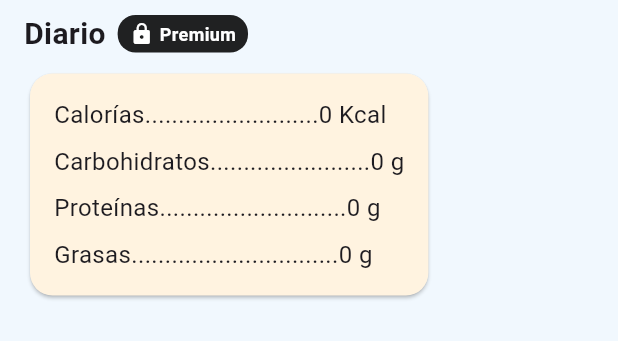
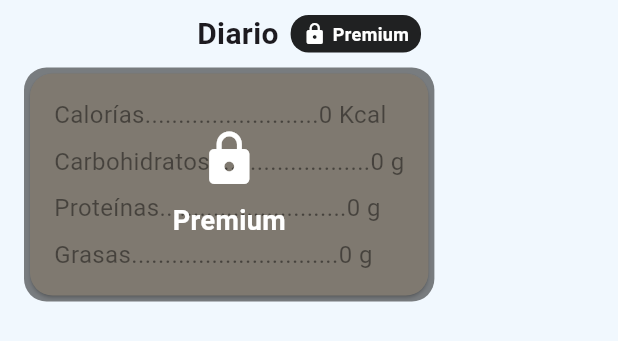
Before and after one commit to abaluZ/tuDespensaApp, a Flutter app: the TarjetaNutrientes widget shown alone on an empty page, opened directly, on a phone screen of 412 x 824 dp. Shown: the top 341 px of the screen. Run offline on Flutter 3.47's test engine with Material 3 defaults, Android fonts, the phone set to English and light mode, and no system bars; our stand-ins replace flutter_screenutil, flutter_svg, image_picker, shared_preferences; accounts and stored records are empty; network calls fail.

```diff
--- a/lib/provider/type_diet_provider.dart
+++ b/lib/provider/type_diet_provider.dart
@@ -1,10 +1,8 @@
 import 'package:flutter/material.dart';
 
 enum DietType {
-  clasica,
-  pescariana,
+  estandar,
   vegetariana,
-  vegana,
 }
 
 class TypeDietProvider extends ChangeNotifier {
@@ -19,14 +17,10 @@ class TypeDietProvider extends ChangeNotifier {
   String? get dietAsText {
     if (_selectedDiet == null) return null;
     switch (_selectedDiet!) {
-      case DietType.clasica:
-        return 'Clásica';
-      case DietType.pescariana:
-        return 'Pescariana';
+      case DietType.estandar:
+        return 'Estándar';
       case DietType.vegetariana:
         return 'Vegetariana';
-      case DietType.vegana:
-        return 'Vegana';
     }
   }
 }
--- a/lib/widgets/nutrientCard.dart
+++ b/lib/widgets/nutrientCard.dart
@@ -14,6 +14,36 @@ class TarjetaNutrientes extends StatelessWidget {
 
     puntos = List.filled(puntosNecesarios, '.').join();
     return '$titulo$puntos$valor';
+  }
+
+  Widget _buildPremiumOverlay() {
+    return Container(
+      decoration: BoxDecoration(
+        color: Colors.black.withOpacity(0.5),
+        borderRadius: BorderRadius.circular(15),
+      ),
+      child: Center(
+        child: Column(
+          mainAxisSize: MainAxisSize.min,
+          children: [
+            Icon(
+              Icons.lock,
+              color: Colors.white,
+              size: 40,
+            ),
+            SizedBox(height: 8),
+            Text(
+              'Premium',
+              style: TextStyle(
+                color: Colors.white,
+                fontSize: 18,
+                fontWeight: FontWeight.bold,
+              ),
+            ),
+          ],
+        ),
+      ),
+    );
   }
 
   @override
@@ -42,6 +72,7 @@ class TarjetaNutrientes extends StatelessWidget {
         crossAxisAlignment: CrossAxisAlignment.start,
         children: [
           Row(
+            mainAxisAlignment: MainAxisAlignment.center,
             children: [
               const Text(
                 'Diario',
@@ -82,6 +113,8 @@ class TarjetaNutrientes extends StatelessWidget {
             ],
           ),
           const SizedBox(height: 8),
+          Stack(
+            children: [
               Card(
                 color: Colors.orange.shade50,
                 shape: RoundedRectangleBorder(
@@ -94,26 +127,44 @@ class TarjetaNutrientes extends StatelessWidget {
                     children: [
                       Text(
                         _formatoLinea('Calorías', '$calorias Kcal'),
-                    style: const TextStyle(fontSize: 16),
+                        style: TextStyle(
+                          fontSize: 16,
+                          color: isPremium ? Colors.black : Colors.black45,
+                        ),
                       ),
                       const SizedBox(height: 8),
                       Text(
                         _formatoLinea('Carbohidratos', '$carbohidratos g'),
-                    style: const TextStyle(fontSize: 16),
+                        style: TextStyle(
+                          fontSize: 16,
+                          color: isPremium ? Colors.black : Colors.black45,
+                        ),
                       ),
                       const SizedBox(height: 8),
                       Text(
                         _formatoLinea('Proteínas', '$proteinas g'),
-                    style: const TextStyle(fontSize: 16),
+                        style: TextStyle(
+                          fontSize: 16,
+                          color: isPremium ? Colors.black : Colors.black45,
+                        ),
                       ),
                       const SizedBox(height: 8),
                       Text(
                         _formatoLinea('Grasas', '$grasas g'),
-                    style: const TextStyle(fontSize: 16),
+                        style: TextStyle(
+                          fontSize: 16,
+                          color: isPremium ? Colors.black : Colors.black45,
+                        ),
                       ),
                     ],
                   ),
                 ),
+              ),
+              if (!isPremium)
+                Positioned.fill(
+                  child: _buildPremiumOverlay(),
+                ),
+            ],
           ),
           if (isPremium) ...[
             const SizedBox(height: 16),
```
Also changed, not shown: lib/pages/specific_diet.dart (+8 -39 lines), 4 other files. Lines whose indentation alone changed are shown as unchanged.
